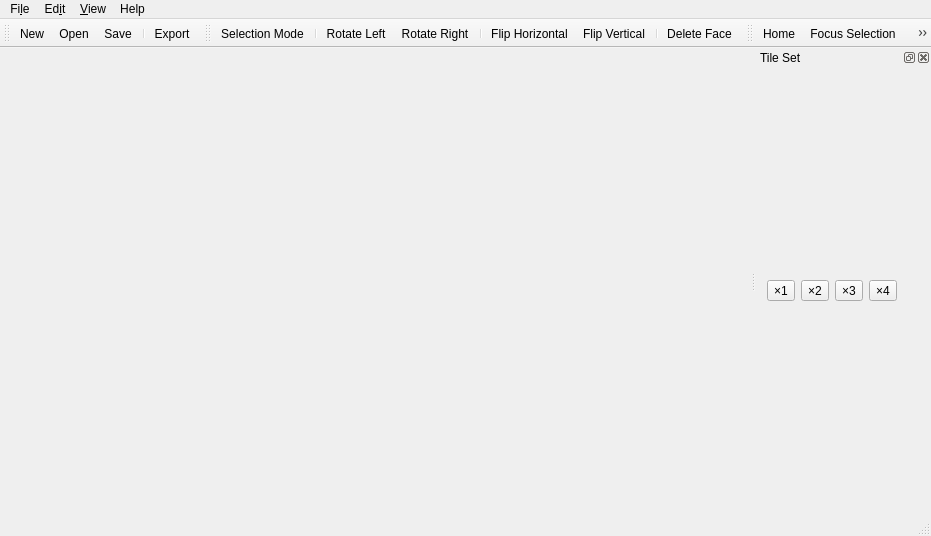
First picture: the form in mainwindow.ui, repository ikskuh/VersaTile, before the edit.
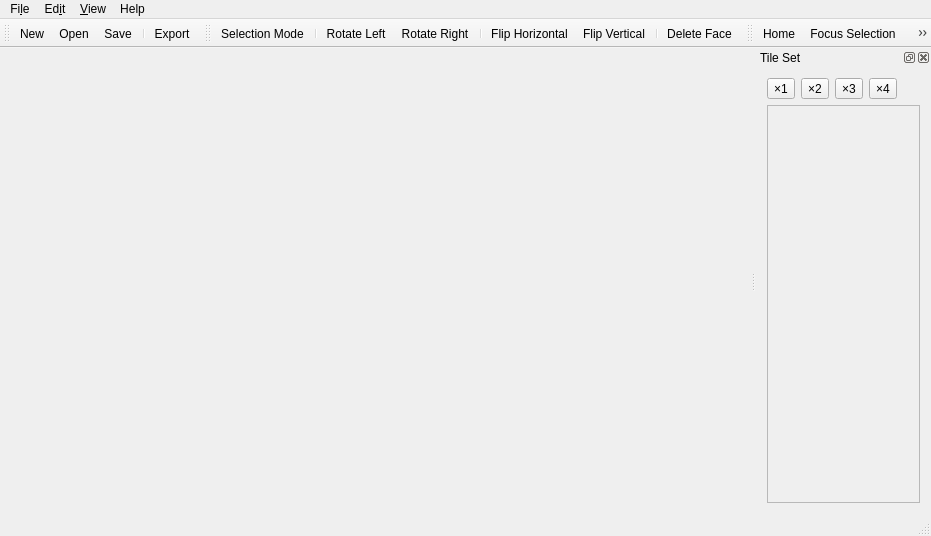
Second picture: the form after the edit. Icons and pictures are not drawn. Custom widgets are drawn as their Qt base class.

Commit message: This scrolling thing was actually a pretty good idea!

```diff
--- a/mainwindow.ui
+++ b/mainwindow.ui
@@ -171,6 +171,23 @@
        </item>
       </layout>
      </item>
+     <item>
+      <widget class="QScrollArea" name="scrollArea">
+       <property name="widgetResizable">
+        <bool>true</bool>
+       </property>
+       <widget class="TileSetViewer" name="tileSetViewer">
+        <property name="geometry">
+         <rect>
+          <x>0</x>
+          <y>0</y>
+          <width>160</width>
+          <height>386</height>
+         </rect>
+        </property>
+       </widget>
+      </widget>
+     </item>
     </layout>
    </widget>
   </widget>
@@ -503,6 +520,14 @@
   </action>
  </widget>
  <layoutdefault spacing="6" margin="11"/>
+ <customwidgets>
+  <customwidget>
+   <class>TileSetViewer</class>
+   <extends>QWidget</extends>
+   <header location="global">tilesetviewer.h</header>
+   <container>1</container>
+  </customwidget>
+ </customwidgets>
  <resources>
   <include location="data.qrc"/>
  </resources>
```
The commit also changes 1 other file.
